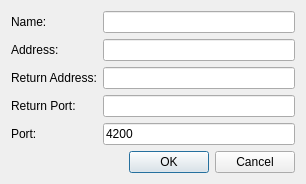
First picture: the form in src/add_remote_dialog.ui, repository CCOMJHC/rqt_udp_bridge, before the edit.
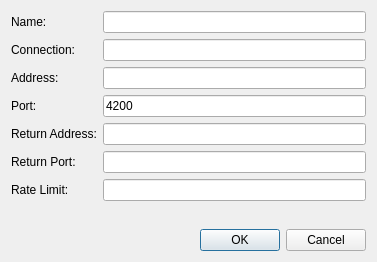
Second picture: the form after the edit.

Patch:
```diff
--- a/src/add_remote_dialog.ui
+++ b/src/add_remote_dialog.ui
@@ -6,8 +6,8 @@
    <rect>
     <x>0</x>
     <y>0</y>
-    <width>306</width>
-    <height>169</height>
+    <width>377</width>
+    <height>262</height>
    </rect>
   </property>
   <property name="windowTitle">
@@ -26,57 +26,81 @@
      <item row="0" column="1">
       <widget class="QLineEdit" name="nameLineEdit"/>
      </item>
-     <item row="1" column="0">
+     <item row="2" column="0">
       <widget class="QLabel" name="addressLabel">
        <property name="text">
         <string>Address:</string>
        </property>
       </widget>
      </item>
-     <item row="1" column="1">
+     <item row="2" column="1">
       <widget class="QLineEdit" name="addressLineEdit">
        <property name="toolTip">
         <string>IP address or host name of the remote.</string>
        </property>
       </widget>
      </item>
-     <item row="2" column="0">
+     <item row="4" column="0">
       <widget class="QLabel" name="returnAddressLabel">
        <property name="text">
         <string>Return Address:</string>
        </property>
       </widget>
      </item>
-     <item row="2" column="1">
+     <item row="4" column="1">
       <widget class="QLineEdit" name="returnAddressLineEdit">
        <property name="toolTip">
         <string>Optional, useful for a remote behind a NAT where the return address can't be automatically determined.</string>
        </property>
       </widget>
      </item>
-     <item row="4" column="0">
+     <item row="5" column="0">
+      <widget class="QLabel" name="returnPortLabel">
+       <property name="text">
+        <string>Return Port:</string>
+       </property>
+      </widget>
+     </item>
+     <item row="5" column="1">
+      <widget class="QLineEdit" name="returnPortLineEdit"/>
+     </item>
+     <item row="1" column="0">
+      <widget class="QLabel" name="connectionLabel">
+       <property name="text">
+        <string>Connection:</string>
+       </property>
+      </widget>
+     </item>
+     <item row="1" column="1">
+      <widget class="QLineEdit" name="connectionLineEdit"/>
+     </item>
+     <item row="3" column="0">
       <widget class="QLabel" name="portLabel">
        <property name="text">
         <string>Port:</string>
        </property>
       </widget>
      </item>
-     <item row="4" column="1">
+     <item row="3" column="1">
       <widget class="QLineEdit" name="portLineEdit">
        <property name="text">
         <string>4200</string>
        </property>
       </widget>
      </item>
-     <item row="3" column="0">
-      <widget class="QLabel" name="returnPortLabel">
+     <item row="6" column="0">
+      <widget class="QLabel" name="rateLimitLabel">
        <property name="text">
-        <string>Return Port:</string>
+        <string>Rate Limit:</string>
        </property>
       </widget>
      </item>
-     <item row="3" column="1">
-      <widget class="QLineEdit" name="returnPortLineEdit"/>
+     <item row="6" column="1">
+      <widget class="QLineEdit" name="rateLimitLineEdit">
+       <property name="toolTip">
+        <string>Maximum connection data rate in bytes per second.</string>
+       </property>
+      </widget>
      </item>
     </layout>
    </item>
```
Left out of the diff: 9 changed lines with no effect on the pictures.
